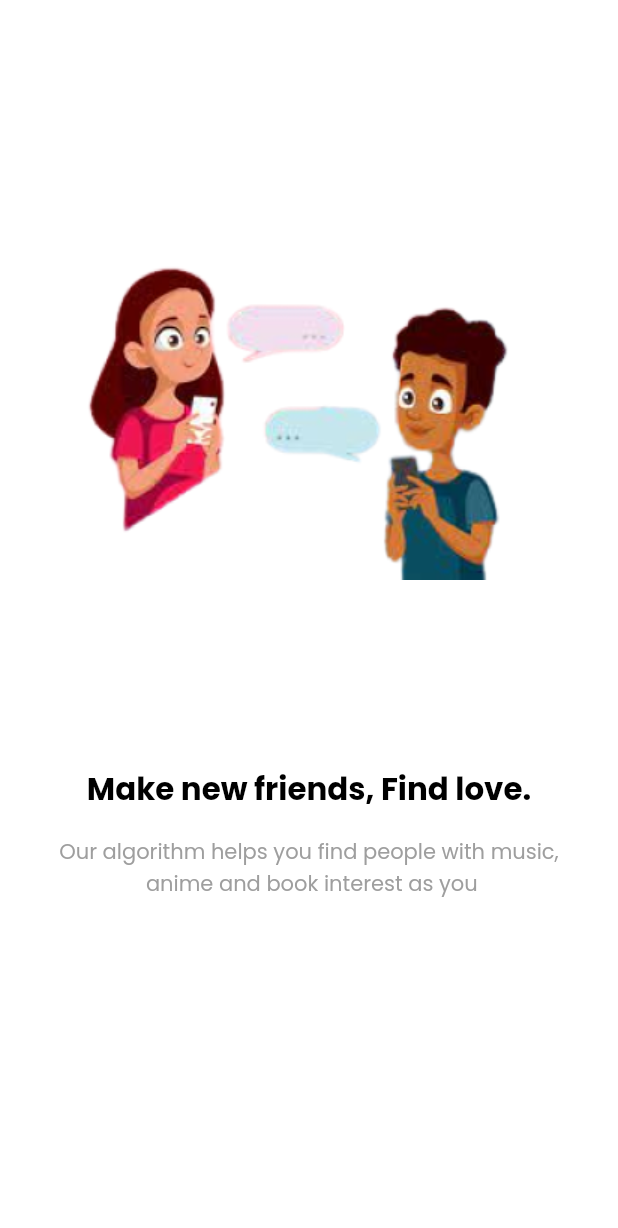
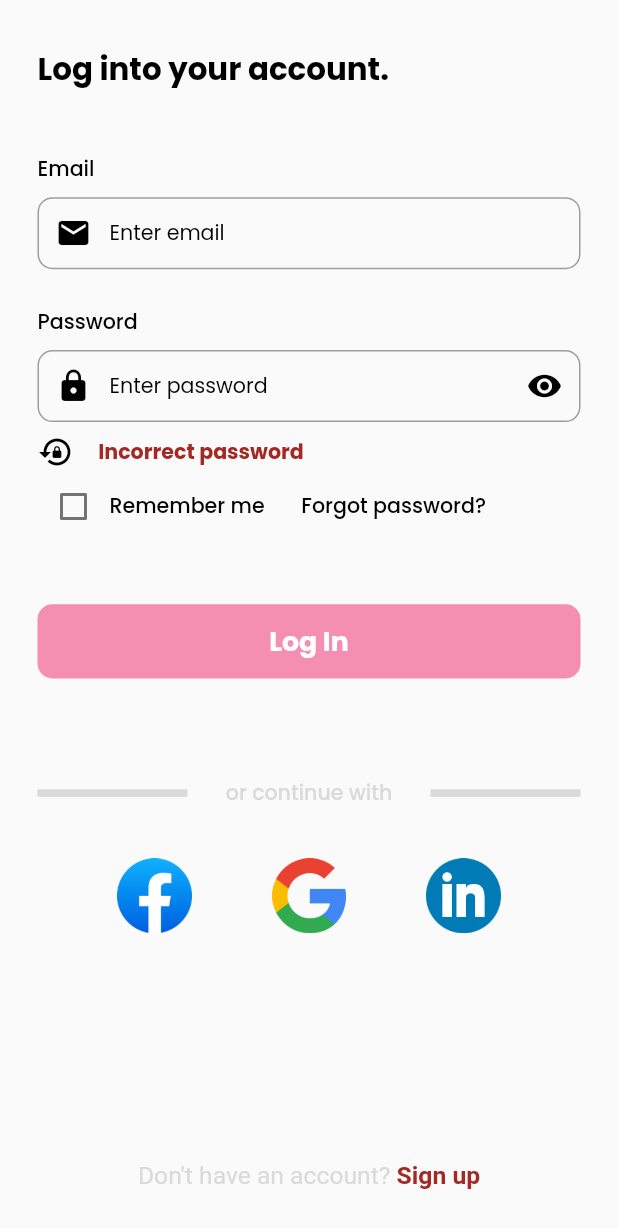
Before and after one commit to hello-favour/dating-app-with-firebase, a Flutter app: the screen it shows after launch, after a tap on "Continue", on a phone screen of 412 x 824 dp. Shown: the top 1228 px of the screen. Run offline on Flutter 3.47's test engine with Material 2 defaults, Android fonts, the light colour scheme and no system bars; our stand-ins replace sizer, smooth_page_indicator; Roboto replaces fonts that are missing (poppins).

Commit message:
i build login screen

```diff
--- a/lib/app.dart
+++ b/lib/app.dart
@@ -1,13 +1,15 @@
-import 'package:datin_app/screens/welcome_screen/first_screen.dart';
+import 'package:datin_app/screens/home_page.dart';
+import 'package:datin_app/screens/welcome_screen/find_perfect_match.dart';
 import 'package:flutter/material.dart';
 import 'package:sizer/sizer.dart';
 
 class MyApp extends StatelessWidget {
-  const MyApp({super.key});
+  MyApp({super.key});
 
   @override
   Widget build(BuildContext context) {
-    return Sizer(builder: (context, orientation, deviceType) {
+    return Sizer(
+      builder: (context, orientation, deviceType) {
         return MaterialApp(
           title: 'Dating App',
           useInheritedMediaQuery: true,
@@ -16,8 +18,11 @@ class MyApp extends StatelessWidget {
             fontFamily: "poppins",
             primarySwatch: Colors.blue,
           ),
-        home: const FirstScreen(),
+          home: PageView.builder(itemBuilder: (context, index) {
+            return FindPerfectMatchScreen();
+          }),
         );
-    });
+      },
+    );
   }
 }
--- a/lib/constants/image_path.dart
+++ b/lib/constants/image_path.dart
@@ -3,4 +3,9 @@ class ImagePath {
   static const connectImage = "assets/images/connect.png";
   static const findImage = "assets/images/find.png";
   static const makeFriendsImage = "assets/images/make_friends.png";
+
+  //social media login form icons
+  static const facebook = "assets/image_icons/facebook.png";
+  static const google = "assets/image_icons/google.png";
+  static const linkedin = "assets/image_icons/linkedin.png";
 }
--- a/lib/main.dart
+++ b/lib/main.dart
@@ -2,5 +2,5 @@ import 'package:datin_app/app.dart';
 import 'package:flutter/material.dart';
 
 void main() {
-  runApp(const MyApp());
+  runApp(MyApp());
 }
--- /dev/null
+++ b/lib/models/image_screen.dart
@@ -0,0 +1 @@
+class ImageScreen {}
--- /dev/null
+++ b/lib/screens/authentication/sign_in_screen.dart
@@ -0,0 +1,226 @@
+import 'package:datin_app/components/app_text.dart';
+import 'package:datin_app/constants/image_path.dart';
+import 'package:datin_app/theme/app_colors.dart';
+import 'package:datin_app/widgets/app_textfield.dart';
+import 'package:datin_app/widgets/button.dart';
+import 'package:flutter/gestures.dart';
+import 'package:flutter/material.dart';
+import 'package:sizer/sizer.dart';
+
+class SignInScreen extends StatefulWidget {
+  const SignInScreen({super.key});
+
+  @override
+  State<SignInScreen> createState() => _SignInScreenState();
+}
+
+class _SignInScreenState extends State<SignInScreen> {
+  bool isChecked = false;
+  bool checkPassword = true;
+
+  @override
+  Widget build(BuildContext context) {
+    final size = MediaQuery.of(context).size;
+    return Scaffold(
+      body: SafeArea(
+        child: SingleChildScrollView(
+          child: Padding(
+            padding: const EdgeInsets.symmetric(horizontal: 25, vertical: 30),
+            child: Column(
+              crossAxisAlignment: CrossAxisAlignment.start,
+              children: [
+                AppText(
+                  text: "Log into your account.",
+                  fontWeight: FontWeight.w600,
+                  fontSize: 15.sp,
+                ),
+                SizedBox(height: size.height * 0.05),
+                AppText(
+                  text: "Email",
+                  fontWeight: FontWeight.w500,
+                  fontSize: 10.sp,
+                ),
+                SizedBox(height: size.height * 0.01),
+                AppTextField(
+                  text: "Enter email",
+                  icon: const Icon(
+                    Icons.email,
+                    color: Colors.black,
+                  ),
+                  size: 10.sp,
+                ),
+                SizedBox(height: size.height * 0.03),
+                AppText(
+                  text: "Password",
+                  fontWeight: FontWeight.w500,
+                  fontSize: 10.sp,
+                ),
+                SizedBox(height: size.height * 0.01),
+                AppTextField(
+                  text: "Enter password",
+                  icon: const Icon(
+                    Icons.lock,
+                    color: Colors.black,
+                  ),
+                  suffixIcon: IconButton(
+                    color: Colors.black,
+                    onPressed: () {
+                      setState(() {
+                        checkPassword = !checkPassword;
+                      });
+                    },
+                    icon: Icon(
+                      checkPassword ? Icons.visibility : Icons.visibility_off,
+                    ),
+                  ),
+                  obsecuretext: checkPassword,
+                ),
+                SizedBox(height: size.height * 0.01),
+                Row(
+                  children: [
+                    const Icon(
+                      Icons.lock_reset,
+                      color: Colors.black,
+                    ),
+                    SizedBox(width: size.width * 0.04),
+                    AppText(
+                      text: "Incorrect password",
+                      fontWeight: FontWeight.w600,
+                      fontSize: 10.sp,
+                      color: AppColors.primaryColor,
+                    ),
+                  ],
+                ),
+                Row(
+                  children: [
+                    Row(
+                      children: [
+                        Checkbox(
+                          checkColor: AppColors.secondaryColor,
+                          activeColor: AppColors.primaryColor,
+                          value: isChecked,
+                          onChanged: (value) {
+                            setState(() {
+                              isChecked = value!;
+                            });
+                          },
+                        ),
+                        AppText(
+                          text: "Remember me",
+                          fontWeight: FontWeight.w500,
+                          fontSize: 10.sp,
+                          color: Colors.black,
+                        ),
+                      ],
+                    ),
+                    SizedBox(width: size.width * 0.04),
+                    TextButton(
+                      onPressed: () {},
+                      child: AppText(
+                        text: "Forgot password?",
+                        fontWeight: FontWeight.w500,
+                        fontSize: 10.sp,
+                        color: Colors.black,
+                      ),
+                    ),
+                  ],
+                ),
+                SizedBox(height: size.height * 0.05),
+                AppButton(
+                  text: "Log In",
+                  onTap: () {},
+                  color: Colors.pink.shade200,
+                ),
+                SizedBox(height: size.height * 0.08),
+                Row(
+                  mainAxisAlignment: MainAxisAlignment.spaceBetween,
+                  children: [
+                    Container(
+                      height: 5,
+                      width: 100,
+                      color: AppColors.secondaryColor,
+                    ),
+                    AppText(
+                      text: "or continue with",
+                      fontWeight: FontWeight.w500,
+                      fontSize: 10.sp,
+                      color: AppColors.secondaryColor,
+                    ),
+                    Container(
+                      height: 5,
+                      width: 100,
+                      color: AppColors.secondaryColor,
+                    ),
+                  ],
+                ),
+                SizedBox(height: size.height * 0.04),
+                Row(
+                  mainAxisAlignment: MainAxisAlignment.spaceEvenly,
+                  children: [
+                    InkWell(
+                      onTap: () {},
+                      child: SizedBox(
+                        height: 50,
+                        width: 50,
+                        child: Image.asset(
+                          ImagePath.facebook,
+                        ),
+                      ),
+                    ),
+                    InkWell(
+                      onTap: () {},
+                      child: SizedBox(
+                        height: 50,
+                        width: 50,
+                        child: Image.asset(
+                          ImagePath.google,
+                        ),
+                      ),
+                    ),
+                    InkWell(
+                      onTap: () {},
+                      child: SizedBox(
+                        height: 50,
+                        width: 50,
+                        child: Image.asset(
+                          ImagePath.linkedin,
+                        ),
+                      ),
+                    ),
+                  ],
+                ),
+              ],
+            ),
+          ),
+        ),
+      ),
+      bottomNavigationBar: Container(
+        height: 80,
+        child: Center(
+          child: RichText(
+            text: TextSpan(
+              style: TextStyle(
+                fontSize: 12.sp,
+                fontWeight: FontWeight.w400,
+                color: AppColors.secondaryColor,
+              ),
+              children: [
+                const TextSpan(
+                  text: "Don't have an account? ",
+                ),
+                TextSpan(
+                  text: "Sign up",
+                  style: const TextStyle(
+                    color: AppColors.primaryColor,
+                    fontWeight: FontWeight.bold,
+                  ),
+                  recognizer: TapGestureRecognizer()..onTap = () {},
+                ),
+              ],
+            ),
+          ),
+        ),
+      ),
+    );
+  }
+}
--- a/lib/screens/welcome_screen/first_screen.dart
+++ b/lib/screens/welcome_screen/find_perfect_match.dart
@@ -1,12 +1,12 @@
 import 'package:datin_app/constants/image_path.dart';
-import 'package:datin_app/screens/welcome_screen/make_friends_screen.dart';
+import 'package:datin_app/screens/authentication/sign_in_screen.dart';
 import 'package:datin_app/theme/app_colors.dart';
 import 'package:datin_app/widgets/button.dart';
 import 'package:flutter/material.dart';
 import 'package:sizer/sizer.dart';
 
-class FirstScreen extends StatelessWidget {
-  const FirstScreen({super.key});
+class FindPerfectMatchScreen extends StatelessWidget {
+  const FindPerfectMatchScreen({super.key});
 
   @override
   Widget build(BuildContext context) {
@@ -73,14 +73,14 @@ class FirstScreen extends StatelessWidget {
               ),
               SizedBox(height: size.height * 0.03),
               AppButton(
+                color: AppColors.primaryColor,
+                text: "Continue",
                 onTap: () {
                   Navigator.push(
                     context,
-                    MaterialPageRoute(
-                      builder: (context) {
-                        return const MakeFriendsScreen();
-                      },
-                    ),
+                    MaterialPageRoute(builder: (context) {
+                      return const SignInScreen();
+                    }),
                   );
                 },
               ),
--- /dev/null
+++ b/lib/widgets/app_textfield.dart
@@ -0,0 +1,51 @@
+import 'package:flutter/material.dart';
+import 'package:sizer/sizer.dart';
+
+class AppTextField extends StatelessWidget {
+  final String text;
+  final Icon icon;
+  final Color? color;
+  final double? size;
+  final IconButton? suffixIcon;
+  final bool obsecuretext;
+  const AppTextField({
+    Key? key,
+    required this.text,
+    required this.icon,
+    this.color,
+    this.size,
+    this.suffixIcon,
+    this.obsecuretext = false,
+  }) : super(key: key);
+
+  @override
+  Widget build(BuildContext context) {
+    return TextField(
+      style: TextStyle(
+        color: Colors.black,
+        fontSize: 10.sp,
+      ),
+      textCapitalization: TextCapitalization.characters,
+      decoration: InputDecoration(
+        contentPadding: EdgeInsets.fromLTRB(8.w, 1.h, 1.w, 2.h),
+        focusedBorder: OutlineInputBorder(
+          borderSide: const BorderSide(color: Colors.grey),
+          borderRadius: BorderRadius.circular(10.0),
+        ),
+        enabledBorder: OutlineInputBorder(
+          borderSide: const BorderSide(color: Colors.grey),
+          borderRadius: BorderRadius.circular(10.0),
+        ),
+        prefixIcon: icon,
+        suffixIcon: suffixIcon,
+        hintText: text,
+        hintStyle: TextStyle(
+          color: Colors.black,
+          fontSize: 10.sp,
+        ),
+      ),
+      obscureText: obsecuretext,
+      keyboardType: TextInputType.emailAddress,
+    );
+  }
+}
--- a/lib/widgets/button.dart
+++ b/lib/widgets/button.dart
@@ -4,27 +4,29 @@ import 'package:sizer/sizer.dart';
 
 class AppButton extends StatelessWidget {
   final VoidCallback onTap;
+  final String text;
+  final Color color;
   const AppButton({
     Key? key,
     required this.onTap,
+    required this.text,
+    required this.color,
   }) : super(key: key);
 
   @override
   Widget build(BuildContext context) {
-    return Padding(
-      padding: const EdgeInsets.symmetric(horizontal: 20),
-      child: GestureDetector(
+    return GestureDetector(
       onTap: onTap,
       child: Container(
         height: 6.h,
         width: double.infinity,
         decoration: BoxDecoration(
-            borderRadius: BorderRadius.circular(20),
-            color: AppColors.primaryColor,
+          borderRadius: BorderRadius.circular(10),
+          color: color,
         ),
         child: Center(
           child: Text(
-              "Continue",
+            text,
             style: TextStyle(
               fontSize: 13.sp,
               fontWeight: FontWeight.bold,
@@ -33,7 +35,6 @@ class AppButton extends StatelessWidget {
           ),
         ),
       ),
-      ),
     );
   }
 }
--- a/pubspec.yaml
+++ b/pubspec.yaml
@@ -38,6 +38,7 @@ dependencies:
   cupertino_icons: ^1.0.2
   sizer: ^2.0.15
   pin_code_fields:
+  smooth_page_indicator:
 
 dev_dependencies:
   flutter_test:
@@ -64,6 +65,7 @@ flutter:
   # To add assets to your application, add an assets section, like this:
   assets:
     - assets/images/
+    - assets/image_icons/
     - assets/font/
   #   - images/a_dot_ham.jpeg
 
```
Also changed, not shown: lib/screens/home_page.dart (added, +41 -0 lines), lib/screens/welcome_screen/connect_screen.dart (+65 -3 lines), lib/screens/welcome_screen/make_friends_screen.dart (+52 -1 lines), pubspec.lock, 1 other file. Lines whose indentation alone changed are shown as unchanged.
